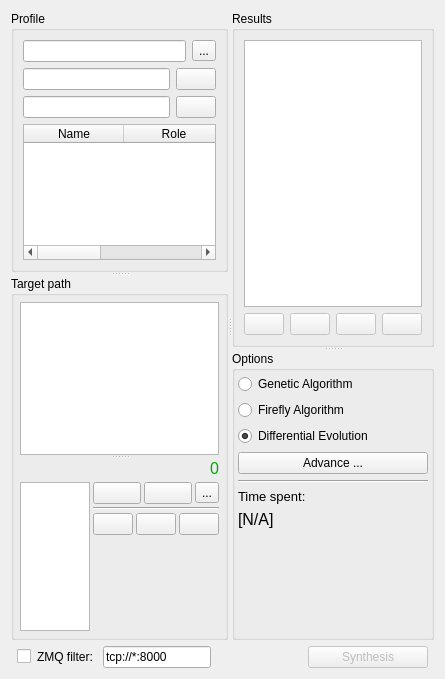
Before: the Qt Designer form core/synthesis/DimensionalSynthesis/Algorithm.ui in KmolYuan/Pyslvs-UI, drawn with Qt 5.
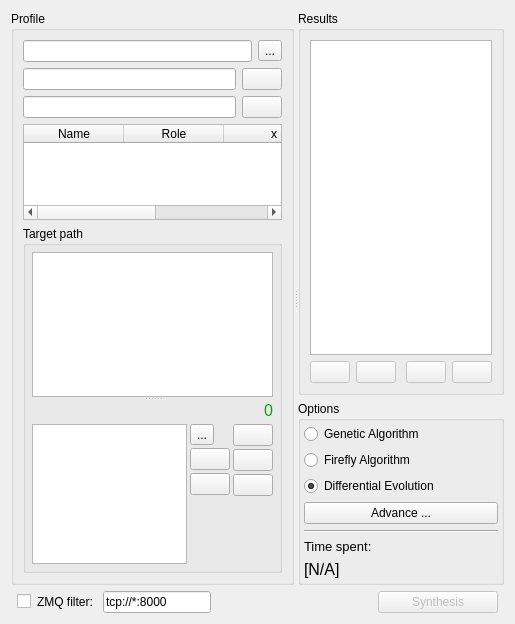
After: the same form once the commit is applied. Icons and pictures are not drawn.

Diff of the .ui file:
```diff
--- a/core/synthesis/DimensionalSynthesis/Algorithm.ui
+++ b/core/synthesis/DimensionalSynthesis/Algorithm.ui
@@ -6,29 +6,19 @@
    <rect>
     <x>0</x>
     <y>0</y>
-    <width>444</width>
-    <height>679</height>
+    <width>515</width>
+    <height>624</height>
    </rect>
   </property>
   <property name="windowIcon">
    <iconset resource="../../../icons.qrc">
     <normaloff>:/icons/DimensionalSynthesis.png</normaloff>:/icons/DimensionalSynthesis.png</iconset>
   </property>
-  <layout class="QVBoxLayout" name="verticalLayout_5">
+  <layout class="QVBoxLayout" name="verticalLayout_8">
    <item>
-    <widget class="QSplitter" name="splitter_main">
-     <property name="sizePolicy">
-      <sizepolicy hsizetype="Expanding" vsizetype="Expanding">
-       <horstretch>0</horstretch>
-       <verstretch>0</verstretch>
-      </sizepolicy>
-     </property>
+    <widget class="QSplitter" name="splitter_2">
      <property name="orientation">
       <enum>Qt::Horizontal</enum>
-     </property>
-     <widget class="QSplitter" name="splitter_right">
-      <property name="orientation">
-       <enum>Qt::Vertical</enum>
       </property>
       <widget class="QGroupBox" name="groupBox_2">
        <property name="title">
@@ -126,8 +116,7 @@
           </column>
          </widget>
         </item>
-       </layout>
-      </widget>
+       <item>
       <widget class="QGroupBox" name="groupBox">
        <property name="title">
         <string>Target path</string>
@@ -192,9 +181,17 @@
                <widget class="QListWidget" name="path_list"/>
               </item>
               <item>
-               <layout class="QVBoxLayout" name="verticalLayout_3">
+                 <layout class="QVBoxLayout" name="verticalLayout_7">
                 <item>
-                 <layout class="QHBoxLayout" name="horizontalLayout_19">
+                   <widget class="QToolButton" name="pathAdjust">
+                    <property name="statusTip">
+                     <string>Process path data, such as moving or scaling.</string>
+                    </property>
+                    <property name="text">
+                     <string>...</string>
+                    </property>
+                   </widget>
+                  </item>
                   <item>
                    <widget class="QPushButton" name="path_clear">
                     <property name="statusTip">
@@ -221,69 +218,22 @@
                    </widget>
                   </item>
                   <item>
-                   <widget class="QToolButton" name="pathAdjust">
-                    <property name="statusTip">
-                     <string>Process path data, such as moving or scaling.</string>
-                    </property>
-                    <property name="text">
-                     <string>...</string>
-                    </property>
-                   </widget>
-                  </item>
-                 </layout>
-                </item>
-                <item>
-                 <widget class="Line" name="line_5">
+                   <spacer name="verticalSpacer">
                   <property name="orientation">
-                   <enum>Qt::Horizontal</enum>
-                  </property>
-                 </widget>
-                </item>
-                <item>
-                 <layout class="QHBoxLayout" name="horizontalLayout">
-                  <item>
-                   <widget class="QPushButton" name="series">
-                    <property name="toolTip">
-                     <string>Formula</string>
-                    </property>
-                    <property name="statusTip">
-                     <string>Generat points from formula.</string>
-                    </property>
-                    <property name="text">
-                     <string/>
-                    </property>
-                    <property name="icon">
-                     <iconset resource="../../../icons.qrc">
-                      <normaloff>:/icons/formula.png</normaloff>:/icons/formula.png</iconset>
-                    </property>
-                    <property name="autoDefault">
-                     <bool>false</bool>
-                    </property>
-                   </widget>
-                  </item>
-                  <item>
-                   <widget class="QPushButton" name="importCSV">
-                    <property name="toolTip">
-                     <string>CSV</string>
-                    </property>
-                    <property name="statusTip">
-                     <string>Import path from CSV format.</string>
-                    </property>
-                    <property name="text">
-                     <string/>
-                    </property>
-                    <property name="icon">
-                     <iconset resource="../../../icons.qrc">
-                      <normaloff>:/icons/CSV.png</normaloff>:/icons/CSV.png</iconset>
-                    </property>
-                    <property name="iconSize">
+                     <enum>Qt::Vertical</enum>
+                    </property>
+                    <property name="sizeHint" stdset="0">
                      <size>
                       <width>20</width>
-                      <height>20</height>
+                      <height>40</height>
                      </size>
                     </property>
-                   </widget>
+                   </spacer>
                   </item>
+                 </layout>
+                </item>
+                <item>
+                 <layout class="QVBoxLayout" name="verticalLayout_3">
                   <item>
                    <widget class="QPushButton" name="importXLSX">
                     <property name="toolTip">
@@ -307,10 +257,51 @@
                     </property>
                    </widget>
                   </item>
-                 </layout>
+                  <item>
+                   <widget class="QPushButton" name="importCSV">
+                    <property name="toolTip">
+                     <string>CSV</string>
+                    </property>
+                    <property name="statusTip">
+                     <string>Import path from CSV format.</string>
+                    </property>
+                    <property name="text">
+                     <string/>
+                    </property>
+                    <property name="icon">
+                     <iconset resource="../../../icons.qrc">
+                      <normaloff>:/icons/CSV.png</normaloff>:/icons/CSV.png</iconset>
+                    </property>
+                    <property name="iconSize">
+                     <size>
+                      <width>20</width>
+                      <height>20</height>
+                     </size>
+                    </property>
+                   </widget>
                 </item>
                 <item>
-                 <spacer name="verticalSpacer">
+                   <widget class="QPushButton" name="series">
+                    <property name="toolTip">
+                     <string>Formula</string>
+                    </property>
+                    <property name="statusTip">
+                     <string>Generat points from formula.</string>
+                    </property>
+                    <property name="text">
+                     <string/>
+                    </property>
+                    <property name="icon">
+                     <iconset resource="../../../icons.qrc">
+                      <normaloff>:/icons/formula.png</normaloff>:/icons/formula.png</iconset>
+                    </property>
+                    <property name="autoDefault">
+                     <bool>false</bool>
+                    </property>
+                   </widget>
+                  </item>
+                  <item>
+                   <spacer name="verticalSpacer_3">
                   <property name="orientation">
                    <enum>Qt::Vertical</enum>
                   </property>
@@ -332,11 +323,12 @@
         </item>
        </layout>
       </widget>
+       </item>
+      </layout>
      </widget>
-     <widget class="QSplitter" name="splitter_left">
-      <property name="orientation">
-       <enum>Qt::Vertical</enum>
-      </property>
+     <widget class="QWidget" name="">
+      <layout class="QVBoxLayout" name="verticalLayout_5">
+       <item>
       <widget class="QGroupBox" name="verticalGroupBox">
        <property name="title">
         <string>Results</string>
@@ -431,6 +423,8 @@
         </item>
        </layout>
       </widget>
+       </item>
+       <item>
       <widget class="QGroupBox" name="verticalGroupBox_2">
        <property name="title">
         <string>Options</string>
@@ -510,21 +504,10 @@
           </property>
          </widget>
         </item>
-        <item>
-         <spacer name="verticalSpacer_2">
-          <property name="orientation">
-           <enum>Qt::Vertical</enum>
-          </property>
-          <property name="sizeHint" stdset="0">
-           <size>
-            <width>20</width>
-            <height>40</height>
-           </size>
-          </property>
-         </spacer>
-        </item>
-       </layout>
-      </widget>
+         </layout>
+        </widget>
+       </item>
+      </layout>
      </widget>
     </widget>
    </item>
```
Lines whose indentation alone changed are shown as unchanged.
